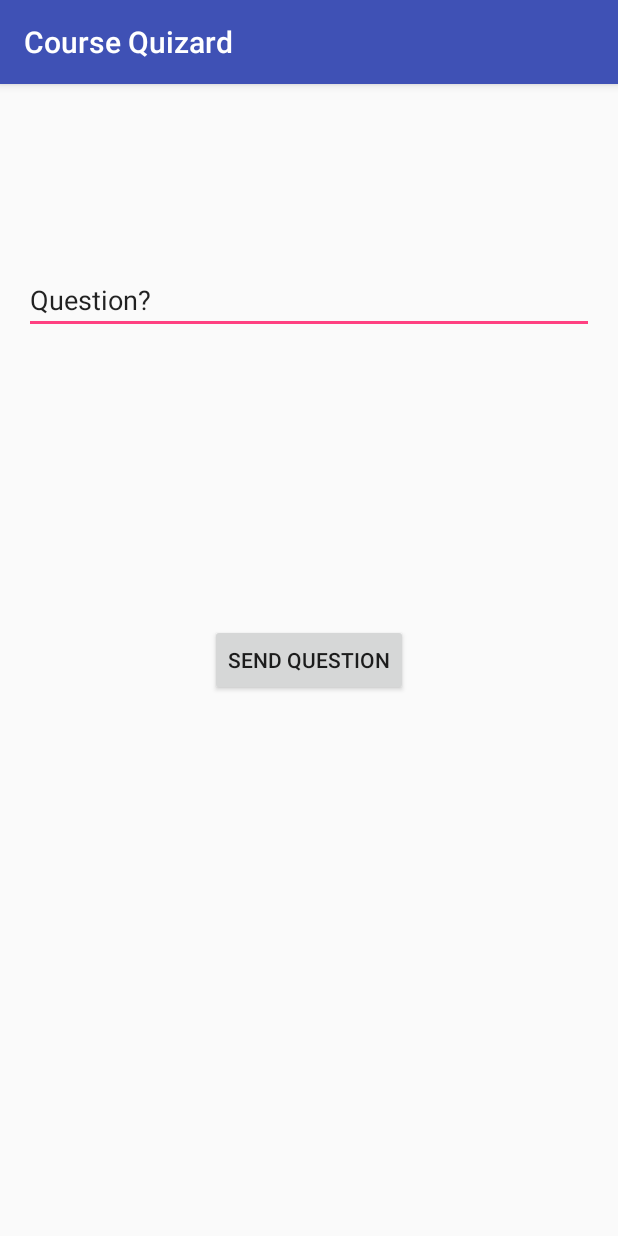
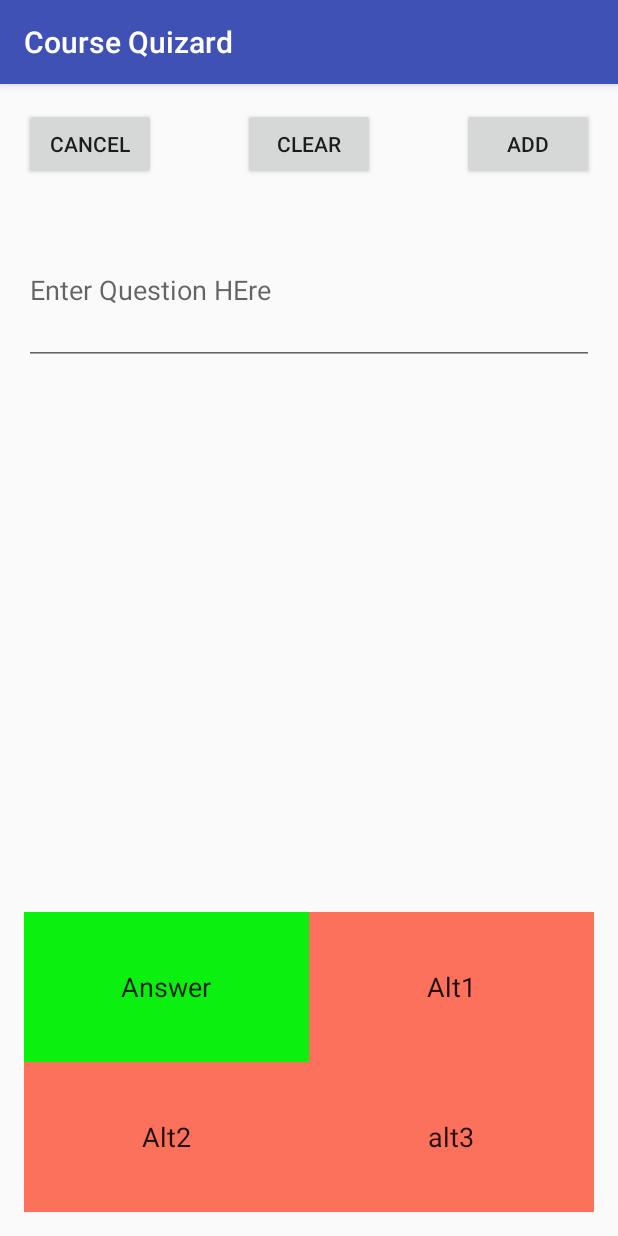
Before and after one commit to 1a2a3a4a/Kandidat, an Android app: the CreateQuestionActivity screen opened directly, with no data from a screen before it, on a phone screen of 412 x 824 dp. Run offline under Robolectric (Android 15) with nearby library versions, the light colour scheme and no system bars.

Commit message:
Update activity_create_question.xml

```diff
--- a/Appen/CourseQuizard/app/src/main/res/layout/activity_create_question.xml
+++ b/Appen/CourseQuizard/app/src/main/res/layout/activity_create_question.xml
@@ -1,30 +1,160 @@
-<?xml version="1.0" encoding="utf-8"?>
 <RelativeLayout xmlns:android="http://schemas.android.com/apk/res/android"
-    xmlns:tools="http://schemas.android.com/tools"
-    android:layout_width="match_parent"
-    android:layout_height="match_parent"
-    android:paddingBottom="@dimen/activity_vertical_margin"
-    android:paddingLeft="@dimen/activity_horizontal_margin"
+    xmlns:tools="http://schemas.android.com/tools" android:layout_width="match_parent"
+    android:layout_height="match_parent" android:paddingLeft="@dimen/activity_horizontal_margin"
     android:paddingRight="@dimen/activity_horizontal_margin"
     android:paddingTop="@dimen/activity_vertical_margin"
-    tools:context="com.example.coursequizard.coursequizard.CreateQuestionActivity"
-    >
+    android:paddingBottom="@dimen/activity_vertical_margin"
+    tools:context="com.example.coursequizard.coursequizard.CreateQuestionActivity">
+
+    <TableLayout
+        android:layout_width="match_parent"
+        android:layout_height="200dp"
+        android:layout_alignParentBottom="true"
+        android:layout_alignParentEnd="true">
+        <!--
+         <Button
+             android:layout_width="wrap_content"
+             android:layout_height="wrap_content"
+             android:layout_column="0"
+             android:layout_row="0"
+             android:layout_gravity="fill"
+             android:layout_columnWeight="1"
+             android:layout_rowWeight="1"
+             android:text="New Button"
+             android:id="@+id/button" />
+
+         <Button
+             android:layout_width="wrap_content"
+             android:layout_height="wrap_content"
+             android:layout_column="1"
+             android:layout_row="0"
+             android:layout_gravity="fill"
+             android:layout_columnWeight="1"
+             android:layout_rowWeight="1"
+             android:text="New Button"
+             android:id="@+id/button1" />
+
+         <Button
+             android:layout_width="wrap_content"
+             android:layout_height="wrap_content"
+             android:layout_column="0"
+             android:layout_row="1"
+             android:layout_gravity="fill"
+             android:layout_columnWeight="1"
+             android:layout_rowWeight="1"
+             android:text="New Button"
+             android:id="@+id/button2" />
+
+         <Button
+             android:layout_width="wrap_content"
+             android:layout_height="wrap_content"
+             android:layout_column="1"
+             android:layout_row="1"
+             android:layout_gravity="fill"
+             android:layout_columnWeight="1"
+             android:layout_rowWeight="1"
+             android:text="New Button"
+             android:id="@+id/button3" />
+             -->
+        <TableRow
+            android:id="@+id/tableRow1"
+            android:layout_width="fill_parent"
+            android:layout_height="0dp"
+            android:layout_weight="1"  >
+        <EditText
+            android:layout_width="0dp"
+            android:layout_height="fill_parent"
+            android:layout_weight="1"
+            android:gravity="center"
+            android:text="Answer"
+            android:id="@+id/editAnswerButton"
+            android:background="#0cf010"
+
+            android:clickable="true"
+            android:editable="true" />
+
+        <EditText
+            android:layout_width="0dp"
+            android:layout_height="fill_parent"
+            android:layout_weight="1"
+            android:gravity="center"
+            android:text="Alt1"
+            android:id="@+id/editAlt1Button"
+            android:background="#fb715c"
+            android:clickable="true"
+            android:editable="true" />
+        </TableRow>
+        <TableRow
+            android:id="@+id/tableRow2"
+            android:layout_width="fill_parent"
+            android:layout_height="0dp"
+            android:layout_weight="1"  >
+        <EditText
+            android:layout_width="0dp"
+            android:layout_height="fill_parent"
+            android:layout_weight="1"
+
+
+            android:gravity="center"
+            android:text="Alt2"
+            android:id="@+id/editAlt2Button"
+            android:background="#fb715c"
+            android:clickable="true"
+            android:editable="true" />
+        <EditText
+            android:layout_width="0dp"
+            android:layout_height="fill_parent"
+            android:layout_weight="1"
+
+
+            android:gravity="center"
+            android:text="alt3"
+            android:id="@+id/editAlt3Button"
+            android:background="#fb715c"
+            android:clickable="true"
+            android:editable="true" />
+        </TableRow>
+
+    </TableLayout>
 
     <EditText
         android:layout_width="match_parent"
-        android:layout_height="wrap_content"
-        android:id="@+id/questionEditText"
+        android:layout_height="100dp"
+        android:inputType="textMultiLine"
+        android:maxLines="8"
+        android:id="@+id/questionTextView"
         android:layout_alignParentTop="true"
-        android:layout_centerHorizontal="true"
-        android:layout_marginTop="105dp"
-        android:text="Question?" />
+        android:layout_marginTop="71dp"
+        android:layout_alignParentEnd="true"
+        android:hint="Enter Question HEre" />
 
     <Button
         android:layout_width="wrap_content"
         android:layout_height="wrap_content"
-        android:text="Send Question"
-        android:id="@+id/questionButton"
-        android:layout_centerVertical="true"
+        android:text="CANCEL"
+        android:id="@+id/cancelButton"
+        android:layout_alignParentTop="true"
+        android:layout_alignParentStart="true"
+        android:onClick="toMainActivity" />
+
+    <Button
+        android:layout_width="wrap_content"
+        android:layout_height="wrap_content"
+        android:text="Clear"
+        android:id="@+id/clearButton"
+        android:layout_alignTop="@+id/cancelButton"
         android:layout_centerHorizontal="true"
-        android:onClick="sendQuestion" />
+        android:onClick="resetView"
+        android:nestedScrollingEnabled="true" />
+
+    <Button
+        android:layout_width="wrap_content"
+        android:layout_height="wrap_content"
+        android:text="Add"
+        android:id="@+id/addQuestion"
+        android:layout_alignTop="@+id/clearButton"
+        android:layout_alignParentEnd="true"
+        android:onClick="addQuestion" />
+
+
 </RelativeLayout>
```
